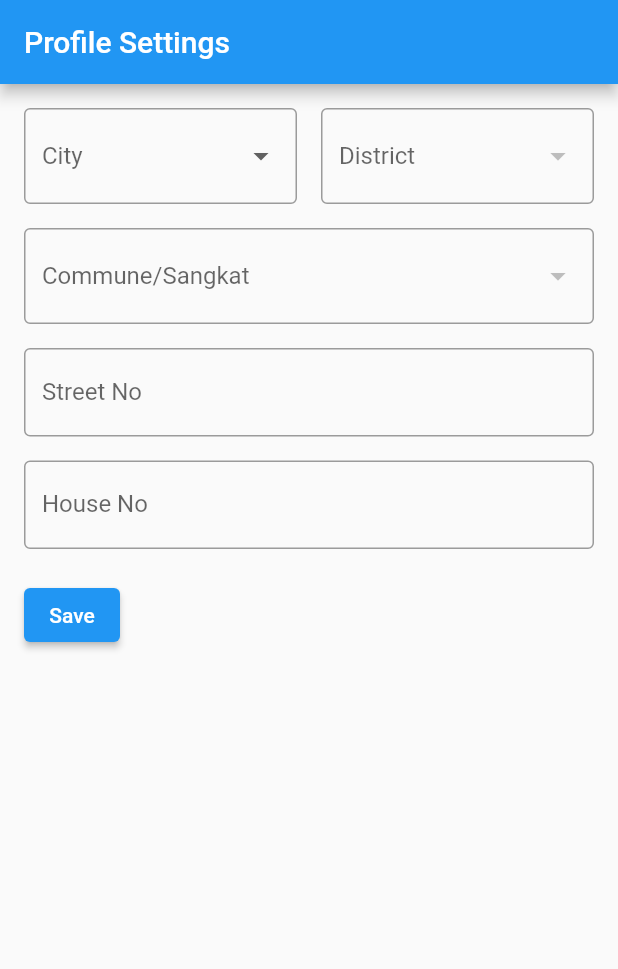
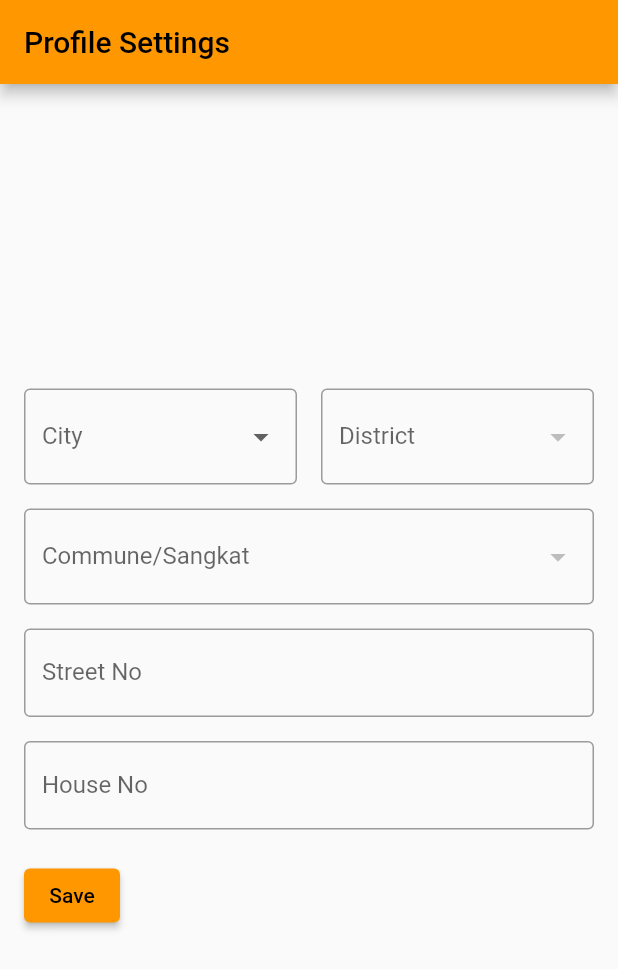
Before and after one commit to SuosSeyha/test_library, a Flutter app: the screen it shows after launch, on a phone screen of 412 x 824 dp. Shown: the top 969 px of the screen. Run offline on Flutter 3.47's test engine with Material 2 defaults, Android fonts, the phone set to English and light mode, and no system bars; our stand-ins replace country_picker, dropdown_button2.

Commit message:
Change color

```diff
--- a/lib/main.dart
+++ b/lib/main.dart
@@ -15,9 +15,8 @@ class MyApp extends StatelessWidget {
   @override
   Widget build(BuildContext context) {
     return MaterialApp(
-        title: 'Flutter Demo',
         theme: ThemeData(
-          primarySwatch: Colors.blue,
+          primarySwatch: Colors.orange,
         ),
         home: ProfileSettingsPage());
   }
--- a/lib/settingpage.dart
+++ b/lib/settingpage.dart
@@ -50,6 +50,7 @@ class _ProfileSettingsPageState extends State<ProfileSettingsPage> {
         padding: const EdgeInsets.all(16.0),
         child: Column(
           crossAxisAlignment: CrossAxisAlignment.start,
+          mainAxisAlignment: MainAxisAlignment.center,
           children: [
             // City Dropdown
             Row(
```
Lines whose indentation alone changed are shown as unchanged.
